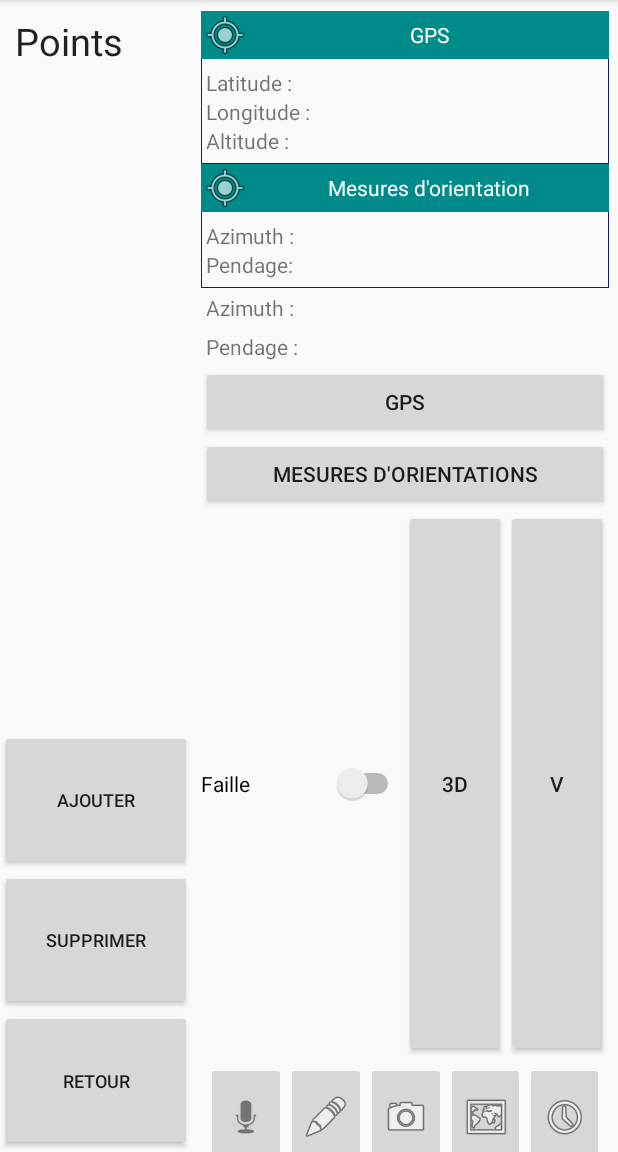
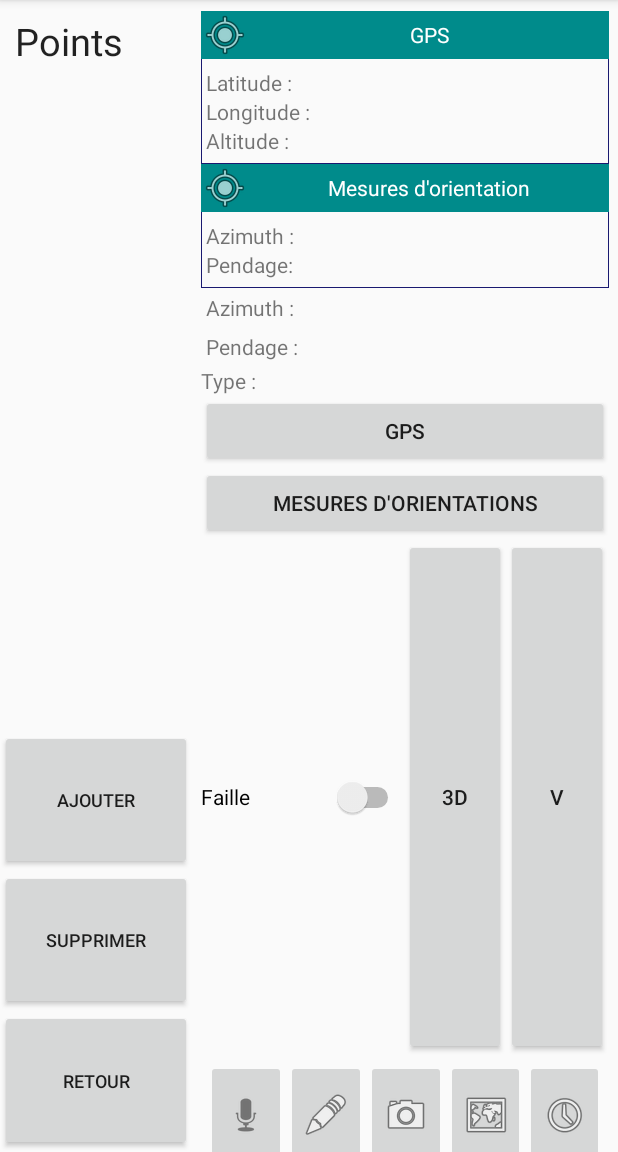
Before and after one commit to Patapignouf/AlmostGeoRing, an Android app: the MainPrise screen opened directly, with no data from a screen before it, on a phone screen of 412 x 824 dp, the part 84-1236 px from its top. Run offline under Robolectric (Android 15) with nearby library versions, the phone set to English and light mode, and no system bars; 5 statements that could not run were skipped.

Commit message:
Type et affichage type fonctionnel

```diff
--- a/app/src/main/java/com/projet/pidr/DatabaseHandler.java
+++ b/app/src/main/java/com/projet/pidr/DatabaseHandler.java
@@ -16,6 +16,7 @@ public class DatabaseHandler extends SQLiteOpenHelper {
     public static final String PRISE_AZIMUTH ="azimuth";
     public static final String PRISE_PENDAGE ="pendage";
     public static final String PRISE_PROJECT ="project";
+    public static final String PRISE_TYPE = "type_point";
     public static final String EST_FAILLE = "est_faille";
     public static final String METIER_TABLE_DROP = "DROP TABLE IF EXISTS " + TABLE + " ;";
     public static final String PRISE_TABLE_CREATE =
@@ -28,17 +29,19 @@ public class DatabaseHandler extends SQLiteOpenHelper {
                     PRISE_AZIMUTH+" REAL, "+
                     PRISE_PENDAGE+" REAL, "+
                     EST_FAILLE + " INTEGER, " +
-                    PRISE_PROJECT +" TEXT);";
+                    PRISE_PROJECT +" TEXT," +
+                    PRISE_TYPE +" TEXT);";
 
     public DatabaseHandler(Context context, String name, CursorFactory factory, int version) {
         super(context, name, factory, version);
-        Log.d("base", "base creee");
+
     }
 
     @Override
     public void onCreate(SQLiteDatabase db)
     {
         db.execSQL(PRISE_TABLE_CREATE);
+        Log.d("base", "base creee");
     }
 
     @Override
--- a/app/src/main/java/com/projet/pidr/PointBDD.java
+++ b/app/src/main/java/com/projet/pidr/PointBDD.java
@@ -35,10 +35,10 @@ public class PointBDD {
     public static final String PRISE_PROJECT = "project";
     public static final int NUM_COL_PROJECT = 7;
 
-    public static final String TYPE_POINT = "type_point";
+    public static final String PRISE_TYPE = "type_point";
     public  static final int NUM_COL_TYPE_POINT = 8;
 
-    protected int VERSION = 147;
+    protected int VERSION = 150;
 
     // Le nom du fichier qui repr��sente ma base
     protected final static String NOM = "pointFinal.db";
@@ -83,6 +83,7 @@ public class PointBDD {
         values.put(PRISE_AZIMUTH, point.getAzimuth());
         values.put(PRISE_PENDAGE, point.getPendage());
         values.put(PRISE_PROJECT, point.getProject());
+        values.put(PRISE_TYPE, point.getType_point());
         //on insère l'objet dans la BDD via le ContentValues
         return bdd.insert(TABLE, null, values);
 
@@ -104,12 +105,13 @@ public class PointBDD {
         values.put(PRISE_AZIMUTH, point.getAzimuth());
         values.put(PRISE_PENDAGE, point.getPendage());
         values.put(PRISE_PROJECT, AllClass.project);
+        values.put(PRISE_TYPE, point.getType_point());
         return bdd.update(TABLE, values, PRISE_KEY + " = " + id, null);
     }
 
     public Point getPointWithTitre(String titre, String project) {
         //Récupère dans un Cursor les valeur correspondant à un livre contenu dans la BDD (ici on sélectionne le livre grâce à son titre)
-        Cursor c = bdd.query(TABLE, new String[]{PRISE_KEY, PRISE_INTITULE, PRISE_LONG, PRISE_LAT, PRISE_ALT, PRISE_AZIMUTH, PRISE_PENDAGE, PRISE_PROJECT}, PRISE_INTITULE + " LIKE ? AND " + PRISE_PROJECT + " LIKE ?", new String[]{"%" + titre + "%", "%" + project + "%"}, null, null, null, null);
+        Cursor c = bdd.query(TABLE, new String[]{PRISE_KEY, PRISE_INTITULE, PRISE_LONG, PRISE_LAT, PRISE_ALT, PRISE_AZIMUTH, PRISE_PENDAGE, PRISE_PROJECT, PRISE_TYPE}, PRISE_INTITULE + " LIKE ? AND " + PRISE_PROJECT + " LIKE ?", new String[]{"%" + titre + "%", "%" + project + "%"}, null, null, null, null);
         return cursorToPoint(c);
     }
 
@@ -132,6 +134,7 @@ public class PointBDD {
         point.setAzimuth(c.getDouble(NUM_COL_AZIMUTH));
         point.setPendage(c.getDouble(NUM_COL_PENDAGE));
         point.setProject(c.getString(NUM_COL_PROJECT));
+        point.setType_point(c.getString(NUM_COL_TYPE_POINT));
         //On ferme le cursor
         c.close();
         //On retourne le livre
@@ -144,7 +147,7 @@ public class PointBDD {
 
         String[] colonnesARecup = new String[]{PRISE_KEY};
 
-        Cursor c = bdd.query(TABLE, new String[]{PRISE_KEY, PRISE_INTITULE, PRISE_LONG, PRISE_LAT, PRISE_ALT, PRISE_AZIMUTH, PRISE_PENDAGE, PRISE_PROJECT}, PRISE_PROJECT + " = ?", new String[]{project}, null, null, null, null);
+        Cursor c = bdd.query(TABLE, new String[]{PRISE_KEY, PRISE_INTITULE, PRISE_LONG, PRISE_LAT, PRISE_ALT, PRISE_AZIMUTH, PRISE_PENDAGE, PRISE_PROJECT, PRISE_TYPE}, PRISE_PROJECT + " = ?", new String[]{project}, null, null, null, null);
 
         if (null != c) {
             if (c.moveToFirst()) {
@@ -162,7 +165,7 @@ public class PointBDD {
 
     public ArrayList<Point> getPointsByProject(String project) {
         ArrayList<Point> points = new ArrayList<Point>();
-        Cursor c = bdd.query(TABLE, new String[]{PRISE_KEY, PRISE_INTITULE, PRISE_LONG, PRISE_LAT, PRISE_ALT, PRISE_AZIMUTH, PRISE_PENDAGE, PRISE_PROJECT}, PRISE_PROJECT + "=?", new String[]{project}, null, null, null, null);
+        Cursor c = bdd.query(TABLE, new String[]{PRISE_KEY, PRISE_INTITULE, PRISE_LONG, PRISE_LAT, PRISE_ALT, PRISE_AZIMUTH, PRISE_PENDAGE, PRISE_PROJECT, PRISE_TYPE}, PRISE_PROJECT + "=?", new String[]{project}, null, null, null, null);
         if (c != null) {
             if (c.moveToFirst()) {
                 do {
@@ -175,6 +178,7 @@ public class PointBDD {
                     currentPoint.setAltitude(Double.parseDouble(c.getString(c.getColumnIndex(PRISE_ALT))));
                     currentPoint.setAzimuth(Double.parseDouble(c.getString(c.getColumnIndex(PRISE_AZIMUTH))));
                     currentPoint.setPendage(Double.parseDouble(c.getString(c.getColumnIndex(PRISE_PENDAGE))));
+                    currentPoint.setType_point(c.getString(c.getColumnIndex(PRISE_TYPE)));
                     points.add(currentPoint);
                 } while (c.moveToNext());
             }
--- a/app/src/main/res/layout/activity_main.xml
+++ b/app/src/main/res/layout/activity_main.xml
@@ -273,7 +273,19 @@
                         android:layout_column="0"
                         android:padding="3dp"
                         android:text="Pendage :" />
+
                 </TableRow>
+
+                <TableRow
+                    android:layout_width="match_parent"
+                    android:layout_height="match_parent">
+                    <TextView
+                        android:id="@+id/texttype"
+                        android:layout_width="wrap_content"
+                        android:layout_height="wrap_content"
+                        android:text="Type :" />
+                </TableRow>
+
 
                 <TableRow
                     android:layout_width="match_parent"
```
Also changed, not shown: app/src/main/java/com/projet/pidr/MainPrise.java (+8 -4 lines).
